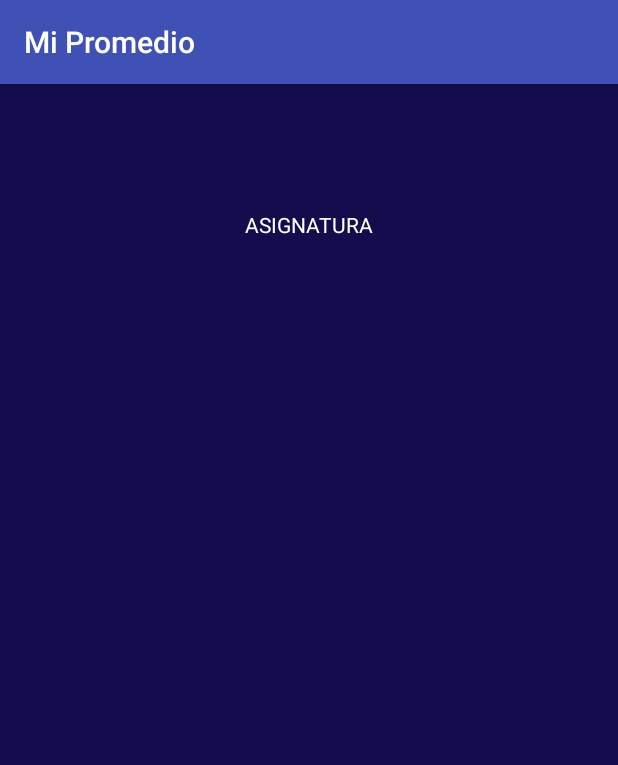
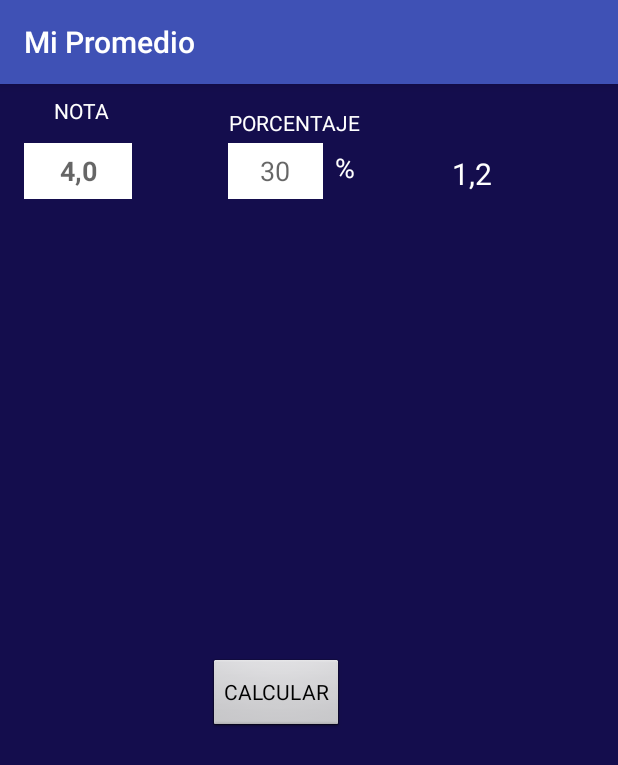
Before and after one commit to claudioFuentes36/MiPromedio, an Android app: the Calculador screen opened directly, with no data from a screen before it, on a phone screen of 412 x 824 dp. Shown: the top 765 px of the screen. Run offline under Robolectric (Android 15) with nearby library versions, the phone set to English and light mode, and no system bars.

Commit message:
genero una sola línea que calcula el B% de A siendo A una nota y B un porcentaje asignado por el usuario. a prueba fue un éxito salvo detalles estéticos, esta línea servirá de modelo para las siguentes lineas y el codigo debe ser cambiado para que almacene mayor cantidad de datos.

```diff
--- a/app/src/main/java/com/example/claudiofuentes/mipromedio/Calculador.java
+++ b/app/src/main/java/com/example/claudiofuentes/mipromedio/Calculador.java
@@ -2,12 +2,35 @@ package com.example.claudiofuentes.mipromedio;
 
 import android.support.v7.app.AppCompatActivity;
 import android.os.Bundle;
+import android.view.View;
+import android.widget.Button;
+import android.widget.EditText;
+import android.widget.TextView;
 
 public class Calculador extends AppCompatActivity {
+
+    Button calcular;
+    double nota1;
+    double porc1;
+    double final1;
 
     @Override
     protected void onCreate(Bundle savedInstanceState) {
         super.onCreate(savedInstanceState);
         setContentView(R.layout.activity_calculador);
+        calcular = (Button) findViewById(R.id.btnCalcular);
+
+
+        calcular.setOnClickListener(new View.OnClickListener(){
+            public void onClick(View view){
+                EditText texto=(EditText) findViewById(R.id.txtNota1);
+                nota1 = Double.parseDouble(texto.getText().toString());
+                EditText  texto2=(EditText)findViewById(R.id.txtPorc1);
+                porc1 = Double.parseDouble(texto2.getText().toString());
+                final1=(porc1/100)*nota1;
+                TextView textView=(TextView)findViewById(R.id.lblPromedio1);
+                textView.setText(""+final1);
+            }
+        });
     }
 }
--- a/app/src/main/res/layout/activity_calculador.xml
+++ b/app/src/main/res/layout/activity_calculador.xml
@@ -8,18 +8,114 @@
     tools:context="com.example.claudiofuentes.mipromedio.Calculador"
     tools:layout_editor_absoluteY="81dp">
 
-    <TextView
-        android:id="@+id/textView"
-        android:layout_width="wrap_content"
-        android:layout_height="32dp"
-        android:layout_marginEnd="8dp"
-        android:layout_marginStart="8dp"
-        android:layout_marginTop="84dp"
-        android:text="ASIGNATURA"
-        android:textColor="#FFFFFF"
-        app:layout_constraintEnd_toEndOf="parent"
-        app:layout_constraintHorizontal_bias="0.501"
-        app:layout_constraintStart_toStartOf="parent"
-        app:layout_constraintTop_toTopOf="parent" />
+    <LinearLayout
+        android:layout_width="368dp"
+        android:layout_height="495dp"
+        android:orientation="vertical"
+        tools:layout_editor_absoluteX="8dp"
+        tools:layout_editor_absoluteY="8dp">
 
+        <android.support.constraint.ConstraintLayout
+            android:layout_width="match_parent"
+            android:layout_height="@dimen/notasAlto">
+
+            <TextView
+                android:id="@+id/textView2"
+                android:layout_width="wrap_content"
+                android:layout_height="wrap_content"
+                android:layout_marginStart="36dp"
+                android:layout_marginTop="8dp"
+                android:text="NOTA"
+                android:textColor="#FFFFFF"
+                app:layout_constraintStart_toStartOf="parent"
+                app:layout_constraintTop_toTopOf="parent" />
+
+            <EditText
+                android:id="@+id/txtNota1"
+                android:layout_width="72dp"
+                android:layout_height="37dp"
+                android:layout_marginStart="16dp"
+                android:layout_marginTop="12dp"
+                android:background="#FFFFFF"
+                android:backgroundTint="#FFFFFF"
+                android:ems="10"
+                android:hint="4,0"
+                android:inputType="numberDecimal"
+                android:singleLine="true"
+                android:textAlignment="center"
+                android:textStyle="bold"
+                app:layout_constraintStart_toStartOf="parent"
+                app:layout_constraintTop_toBottomOf="@+id/textView2" />
+
+            <TextView
+                android:id="@+id/textView3"
+                android:layout_width="wrap_content"
+                android:layout_height="wrap_content"
+                android:layout_marginStart="80dp"
+                android:layout_marginTop="16dp"
+                android:text="PORCENTAJE"
+                android:textColor="#FFFFFF"
+                app:layout_constraintStart_toEndOf="@+id/textView2"
+                app:layout_constraintTop_toTopOf="parent" />
+
+            <EditText
+                android:id="@+id/txtPorc1"
+                android:layout_width="63dp"
+                android:layout_height="37dp"
+                android:layout_marginStart="64dp"
+                android:layout_marginTop="4dp"
+                android:background="#FFFFFF"
+                android:ems="10"
+                android:hint="30"
+                android:inputType="numberDecimal"
+                android:singleLine="true"
+                android:textAlignment="center"
+                app:layout_constraintStart_toEndOf="@+id/txtNota1"
+                app:layout_constraintTop_toBottomOf="@+id/textView3" />
+
+            <TextView
+                android:id="@+id/textView4"
+                android:layout_width="37dp"
+                android:layout_height="37dp"
+                android:layout_marginStart="8dp"
+                android:layout_marginTop="8dp"
+                android:text="%"
+                android:textColor="#FFFFFF"
+                android:textSize="18sp"
+                app:layout_constraintStart_toEndOf="@+id/txtPorc1"
+                app:layout_constraintTop_toBottomOf="@+id/textView3" />
+
+            <TextView
+                android:id="@+id/lblPromedio1"
+                android:layout_width="wrap_content"
+                android:layout_height="36dp"
+                android:layout_marginBottom="8dp"
+                android:layout_marginEnd="8dp"
+                android:layout_marginStart="8dp"
+                android:text="1,2"
+                android:textColor="#FFFFFF"
+                android:textSize="20sp"
+                app:layout_constraintBottom_toBottomOf="parent"
+                app:layout_constraintEnd_toEndOf="parent"
+                app:layout_constraintStart_toEndOf="@+id/textView4" />
+        </android.support.constraint.ConstraintLayout>
+
+        <android.support.constraint.ConstraintLayout
+            android:layout_width="match_parent"
+            android:layout_height="match_parent">
+
+            <Button
+                android:id="@+id/btnCalcular"
+                style="@android:style/Widget.Button.Small"
+                android:layout_width="wrap_content"
+                android:layout_height="wrap_content"
+                android:layout_marginBottom="64dp"
+                android:layout_marginEnd="8dp"
+                android:layout_marginStart="8dp"
+                android:text="CALCULAR"
+                app:layout_constraintBottom_toBottomOf="parent"
+                app:layout_constraintEnd_toEndOf="parent"
+                app:layout_constraintStart_toStartOf="parent" />
+        </android.support.constraint.ConstraintLayout>
+    </LinearLayout>
 </android.support.constraint.ConstraintLayout>
--- /dev/null
+++ b/app/src/main/res/values/dimens.xml
@@ -0,0 +1,5 @@
+<?xml version="1.0" encoding="utf-8"?>
+<resources>
+    <dimen name="notasAlto">90dp</dimen>
+    <dimen name="notaAncho">133dp</dimen>
+</resources>
```
